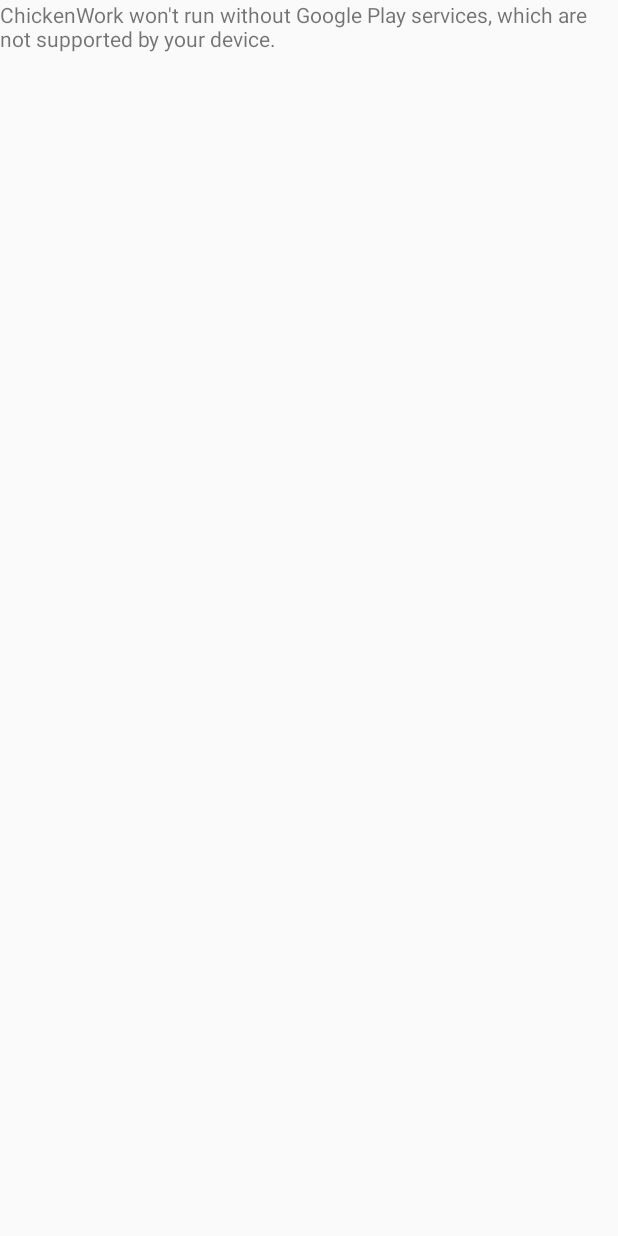
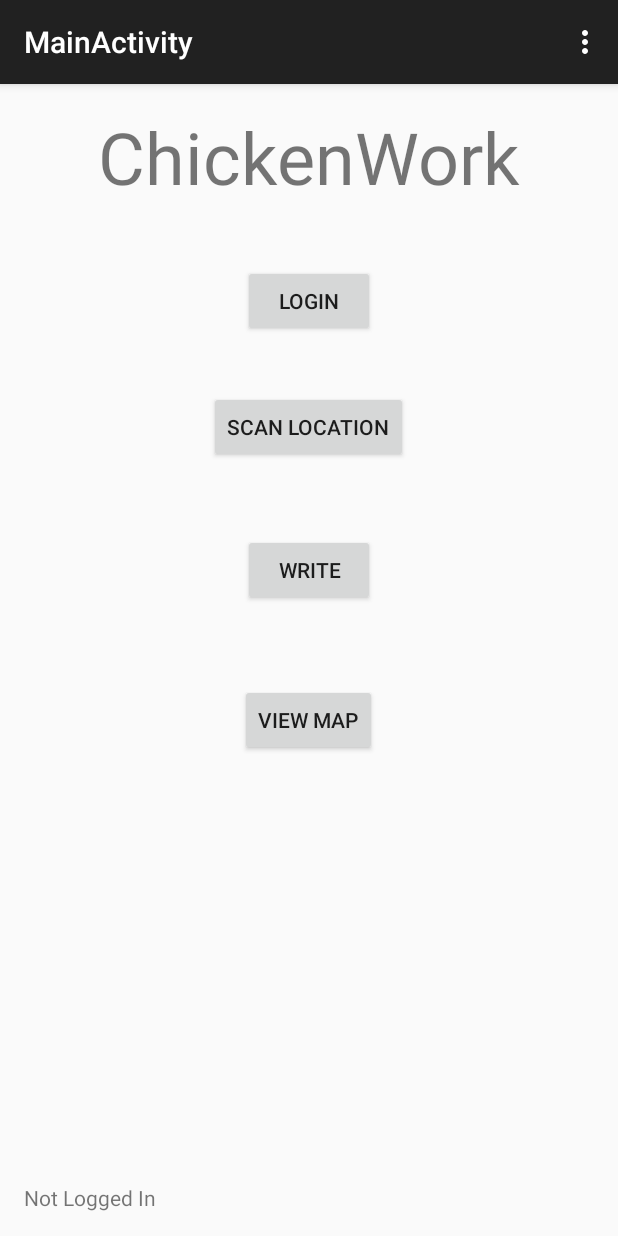
Before and after one commit to gazzdingo/Chickenwork, an Android app: the screen it shows after launch (MapsActivity before the commit, MainActivity after it), on a phone screen of 412 x 824 dp. Run offline under Robolectric (Android 15) with nearby library versions, the light colour scheme and no system bars.

Commit message:
Added MainActivity with buttons that will lead to the main functionalities of our app. Still todo: Login DB/server, scanner/writer, scanned location DB, map view of scanned locations (from DB)

```diff
--- a/app/src/main/AndroidManifest.xml
+++ b/app/src/main/AndroidManifest.xml
@@ -28,6 +28,10 @@
         <activity
             android:name=".MapsActivity"
             android:label="@string/title_activity_maps" >
+        </activity>
+        <activity
+            android:name=".MainActivity"
+            android:label="@string/title_activity_main" >
             <intent-filter>
                 <action android:name="android.intent.action.MAIN" />
 
--- /dev/null
+++ b/app/src/main/java/nz/ac/aut/dms/chickenwork/MainActivity.java
@@ -0,0 +1,39 @@
+package nz.ac.aut.dms.chickenwork;
+
+import android.support.v7.app.ActionBarActivity;
+import android.os.Bundle;
+import android.view.Menu;
+import android.view.MenuItem;
+
+
+public class MainActivity extends ActionBarActivity {
+
+    @Override
+    protected void onCreate(Bundle savedInstanceState) {
+        super.onCreate(savedInstanceState);
+        setContentView(R.layout.activity_main);
+    }
+
+
+    @Override
+    public boolean onCreateOptionsMenu(Menu menu) {
+        // Inflate the menu; this adds items to the action bar if it is present.
+        getMenuInflater().inflate(R.menu.menu_main, menu);
+        return true;
+    }
+
+    @Override
+    public boolean onOptionsItemSelected(MenuItem item) {
+        // Handle action bar item clicks here. The action bar will
+        // automatically handle clicks on the Home/Up button, so long
+        // as you specify a parent activity in AndroidManifest.xml.
+        int id = item.getItemId();
+
+        //noinspection SimplifiableIfStatement
+        if (id == R.id.action_settings) {
+            return true;
+        }
+
+        return super.onOptionsItemSelected(item);
+    }
+}
--- /dev/null
+++ b/app/src/main/res/layout/activity_main.xml
@@ -0,0 +1,65 @@
+<RelativeLayout xmlns:android="http://schemas.android.com/apk/res/android"
+    xmlns:tools="http://schemas.android.com/tools" android:layout_width="match_parent"
+    android:layout_height="match_parent" android:paddingLeft="@dimen/activity_horizontal_margin"
+    android:paddingRight="@dimen/activity_horizontal_margin"
+    android:paddingTop="@dimen/activity_vertical_margin"
+    android:paddingBottom="@dimen/activity_vertical_margin"
+    tools:context="nz.ac.aut.dms.chickenwork.MainActivity">
+
+    <TextView android:text="@string/app_name" android:layout_width="wrap_content"
+        android:layout_height="wrap_content"
+        android:gravity="center_horizontal|top"
+        android:layout_alignParentRight="true"
+        android:layout_alignParentEnd="true"
+        android:textSize="48dp"
+        android:layout_alignParentLeft="true"
+        android:layout_alignParentStart="true"
+        android:id="@+id/txtTitle" />
+
+    <TextView
+        android:layout_width="wrap_content"
+        android:layout_height="wrap_content"
+        android:textAppearance="?android:attr/textAppearanceSmall"
+        android:text="Not Logged In"
+        android:id="@+id/txtLoginInfo"
+        android:layout_alignParentBottom="true"
+        android:layout_alignParentLeft="true"
+        android:layout_alignParentStart="true" />
+
+    <Button
+        android:layout_width="wrap_content"
+        android:layout_height="wrap_content"
+        android:text="Login"
+        android:id="@+id/btnLogin"
+        android:layout_below="@+id/txtTitle"
+        android:layout_centerHorizontal="true"
+        android:layout_marginTop="40dp" />
+
+    <Button
+        android:layout_width="wrap_content"
+        android:layout_height="wrap_content"
+        android:text="Scan Location"
+        android:id="@+id/btnScan"
+        android:layout_marginTop="36dp"
+        android:layout_below="@+id/btnLogin"
+        android:layout_centerHorizontal="true" />
+
+    <Button
+        android:layout_width="wrap_content"
+        android:layout_height="wrap_content"
+        android:text="Write"
+        android:id="@+id/btnWrite"
+        android:layout_marginTop="47dp"
+        android:layout_below="@+id/btnScan"
+        android:layout_centerHorizontal="true" />
+
+    <Button
+        android:layout_width="wrap_content"
+        android:layout_height="wrap_content"
+        android:text="View Map"
+        android:id="@+id/btnMap"
+        android:layout_marginTop="52dp"
+        android:layout_below="@+id/btnWrite"
+        android:layout_centerHorizontal="true" />
+
+</RelativeLayout>
--- /dev/null
+++ b/app/src/main/res/menu/menu_main.xml
@@ -0,0 +1,7 @@
+<menu xmlns:android="http://schemas.android.com/apk/res/android"
+    xmlns:app="http://schemas.android.com/apk/res-auto"
+    xmlns:tools="http://schemas.android.com/tools"
+    tools:context="nz.ac.aut.dms.chickenwork.MainActivity">
+    <item android:id="@+id/action_settings" android:title="@string/action_settings"
+        android:orderInCategory="100" app:showAsAction="never" />
+</menu>
--- /dev/null
+++ b/app/src/main/res/values-w820dp/dimens.xml
@@ -0,0 +1,6 @@
+<resources>
+    <!-- Example customization of dimensions originally defined in res/values/dimens.xml
+         (such as screen margins) for screens with more than 820dp of available width. This
+         would include 7" and 10" devices in landscape (~960dp and ~1280dp respectively). -->
+    <dimen name="activity_horizontal_margin">64dp</dimen>
+</resources>
--- /dev/null
+++ b/app/src/main/res/values/dimens.xml
@@ -0,0 +1,5 @@
+<resources>
+    <!-- Default screen margins, per the Android Design guidelines. -->
+    <dimen name="activity_horizontal_margin">16dp</dimen>
+    <dimen name="activity_vertical_margin">16dp</dimen>
+</resources>
--- a/app/src/main/res/values/strings.xml
+++ b/app/src/main/res/values/strings.xml
@@ -1,4 +1,8 @@
 <resources>
     <string name="app_name">ChickenWork</string>
     <string name="title_activity_maps">Map</string>
+    <string name="title_activity_main">MainActivity</string>
+
+    <string name="hello_world">Hello world!</string>
+    <string name="action_settings">Settings</string>
 </resources>
```
